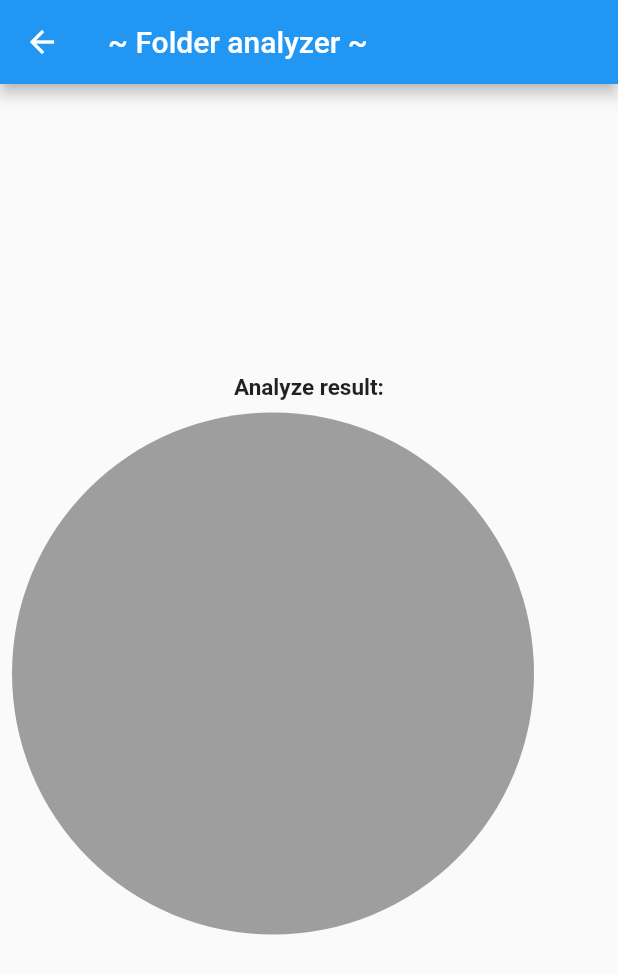
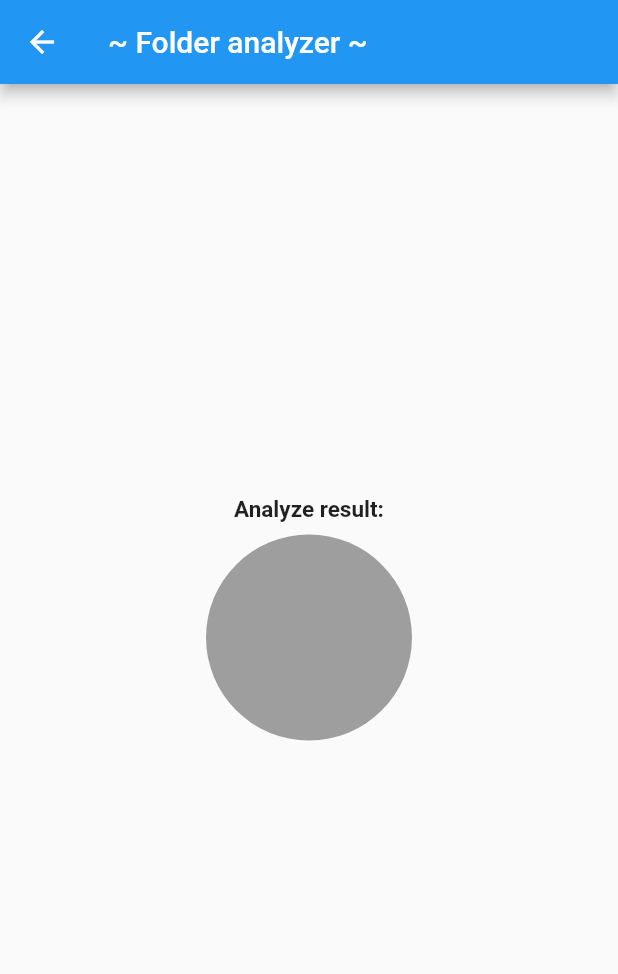
Before and after one commit to alwayswanna/FileSizeAnalyzer, a Flutter app: the ResultForm screen opened directly with empty values, on a phone screen of 412 x 824 dp. Shown: the top 974 px of the screen. Run offline on Flutter 3.47's test engine with Material 2 defaults, Android fonts, the phone set to English and light mode, and no system bars; drawn by our look-alikes of pie_chart; our stand-ins replace file_picker; missing offline and left inert: dart:ffi.

Commit message:
- pie chart

```diff
--- a/lib/view/result_form.dart
+++ b/lib/view/result_form.dart
@@ -2,9 +2,10 @@ import 'package:flutter/material.dart';
 import 'package:pie_chart/pie_chart.dart';
 
 class ResultForm extends StatelessWidget {
-  ResultForm(this.fileSizeMap);
+  ResultForm(this.fileSizeMap, this.colors);
 
   Map<String, double> fileSizeMap;
+  List<Color> colors;
 
   @override
   Widget build(BuildContext context) {
@@ -21,10 +22,15 @@ class ResultForm extends StatelessWidget {
               style: TextStyle(fontSize: 15, fontWeight: FontWeight.bold),
             ),
             Center(
-              child: PieChart(
-                //TODO: change maximum size for pie chart
-                  dataMap: fileSizeMap,)
-            )
+                child: PieChart(
+              dataMap: fileSizeMap,
+              colorList: colors,
+              chartRadius: MediaQuery.of(context).size.width / 3.0,
+              legendOptions: LegendOptions(
+                  showLegends: true,
+                  legendPosition: LegendPosition.bottom,
+                  showLegendsInRow: true),
+            ))
           ],
         ),
       ),
```
Also changed, not shown: lib/view/main_form.dart (+8 -3 lines).
